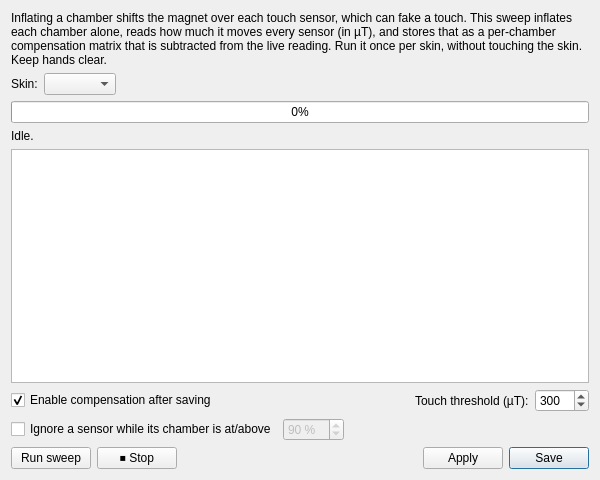
Qt form src/gui/ui/touch_calibration_dialog.ui (techandpeople/SoftEdIBO) before a commit.
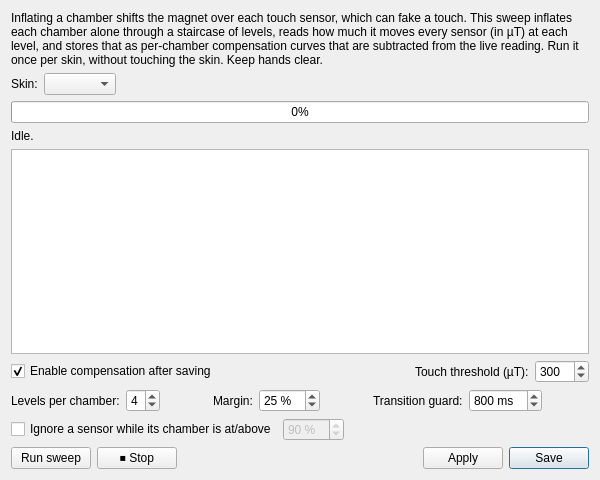
The same form after that commit.

Commit message: Touch calibration: multi-level staircase sweep + fast telemetry

The edit to the form file:
```diff
--- a/src/gui/ui/touch_calibration_dialog.ui
+++ b/src/gui/ui/touch_calibration_dialog.ui
@@ -16,7 +16,7 @@
    <item>
     <widget class="QLabel" name="intro_label">
      <property name="wordWrap"><bool>true</bool></property>
-     <property name="text"><string>Inflating a chamber shifts the magnet over each touch sensor, which can fake a touch. This sweep inflates each chamber alone, reads how much it moves every sensor (in µT), and stores that as a per-chamber compensation matrix that is subtracted from the live reading. Run it once per skin, without touching the skin. Keep hands clear.</string></property>
+     <property name="text"><string>Inflating a chamber shifts the magnet over each touch sensor, which can fake a touch. This sweep inflates each chamber alone through a staircase of levels, reads how much it moves every sensor (in µT) at each level, and stores that as per-chamber compensation curves that are subtracted from the live reading. Run it once per skin, without touching the skin. Keep hands clear.</string></property>
     </widget>
    </item>
    <item>
@@ -87,6 +87,72 @@
      </item>
     </layout>
    </item>
+   <item>
+    <layout class="QHBoxLayout" name="advanced_row">
+     <item>
+      <widget class="QLabel" name="levels_label">
+       <property name="text"><string>Levels per chamber:</string></property>
+      </widget>
+     </item>
+     <item>
+      <widget class="QSpinBox" name="levels_spin">
+       <property name="minimum"><number>1</number></property>
+       <property name="maximum"><number>5</number></property>
+       <property name="value"><number>4</number></property>
+       <property name="whatsThis"><string>How many inflation levels to hold per chamber during the sweep (evenly spaced up to 100 %). More levels capture the nonlinear silicone response as a curve, so compensation is accurate at partial inflation too; 1 reproduces the old full-inflation-only matrix. 4 ≈ 25/50/75/100 %.</string></property>
+      </widget>
+     </item>
+     <item>
+      <spacer name="advanced_spacer1">
+       <property name="orientation"><enum>Qt::Horizontal</enum></property>
+       <property name="sizeHint" stdset="0"><size><width>20</width><height>20</height></size></property>
+      </spacer>
+     </item>
+     <item>
+      <widget class="QLabel" name="margin_label">
+       <property name="text"><string>Margin:</string></property>
+      </widget>
+     </item>
+     <item>
+      <widget class="QSpinBox" name="margin_spin">
+       <property name="minimum"><number>0</number></property>
+       <property name="maximum"><number>100</number></property>
+       <property name="singleStep"><number>5</number></property>
+       <property name="value"><number>25</number></property>
+       <property name="suffix"><string> %</string></property>
+       <property name="whatsThis"><string>Safety margin: raise a sensor's touch threshold by this fraction of the correction applied to it. Big corrections carry proportionally bigger calibration error, so this stops them flipping a sensor active on their own. 0 disables the margin (old behaviour).</string></property>
+      </widget>
+     </item>
+     <item>
+      <spacer name="advanced_spacer2">
+       <property name="orientation"><enum>Qt::Horizontal</enum></property>
+       <property name="sizeHint" stdset="0"><size><width>20</width><height>20</height></size></property>
+      </spacer>
+     </item>
+     <item>
+      <widget class="QLabel" name="guard_label">
+       <property name="text"><string>Transition guard:</string></property>
+      </widget>
+     </item>
+     <item>
+      <widget class="QSpinBox" name="guard_spin">
+       <property name="minimum"><number>0</number></property>
+       <property name="maximum"><number>3000</number></property>
+       <property name="singleStep"><number>100</number></property>
+       <property name="value"><number>800</number></property>
+       <property name="suffix"><string> ms</string></property>
+       <property name="specialValueText"><string>off</string></property>
+       <property name="whatsThis"><string>For this long after a chamber's level changes, harden the threshold of the sensors coupled to it (by that chamber's strongest measured offset). The calibration only measures steady state, so during transitions — pump running, pressure readings lagging — the compensation is least reliable and ghost touches are most likely. 0 turns the guard off.</string></property>
+      </widget>
+     </item>
+     <item>
+      <spacer name="advanced_spacer3">
+       <property name="orientation"><enum>Qt::Horizontal</enum></property>
+       <property name="sizeHint" stdset="0"><size><width>40</width><height>20</height></size></property>
+      </spacer>
+     </item>
+    </layout>
+   </item>
    <item>
     <layout class="QHBoxLayout" name="suppress_row">
      <item>
```
The commit also changes 4 other files.
